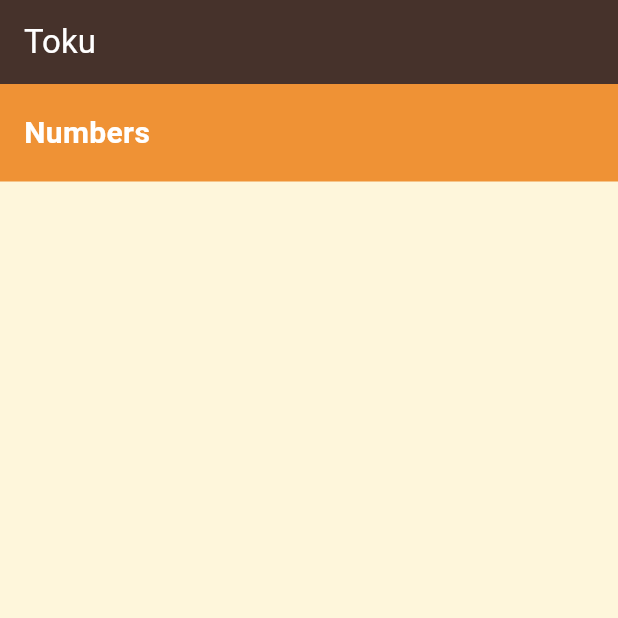
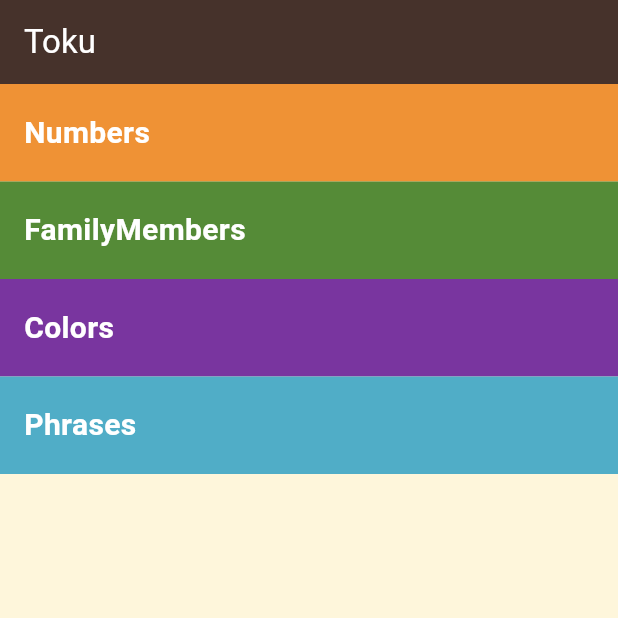
Before and after one commit to ali4hassan9ali2022/language_learning_app, a Flutter app: the screen it shows after launch, on a phone screen of 412 x 824 dp, the top half of it. Run offline on Flutter 3.47's test engine with Material 3 defaults, Android fonts, the phone set to English and light mode, and no system bars.

Commit message:
refactor to code and create categories

```diff
--- /dev/null
+++ b/lib/Views/home_view.dart
@@ -0,0 +1,42 @@
+import 'package:flutter/material.dart';
+import 'package:language_learning_app/Widgets/custom_category.dart';
+
+class HomeView extends StatelessWidget {
+  const HomeView({
+    super.key,
+  });
+
+  @override
+  Widget build(BuildContext context) {
+    return Scaffold(
+      backgroundColor: const Color(0xffFEF6DB),
+      appBar: AppBar(
+        backgroundColor: const Color(0xff46322B),
+        title: const Text(
+          "Toku",
+          style: TextStyle(color: Colors.white),
+        ),
+      ),
+      body: const Column(
+        children: [
+          CustomCategory(
+            text: "Numbers",
+            color: Color(0xffEF9235),
+          ),
+          CustomCategory(
+            text: "FamilyMembers",
+            color: const Color(0xff558B37),
+          ),
+          CustomCategory(
+            text: "Colors",
+            color: const Color(0xff79359F),
+          ),
+          CustomCategory(
+            text: 'Phrases',
+            color: const Color(0xff50ADC7),
+          ),
+        ],
+      ),
+    );
+  }
+}
--- /dev/null
+++ b/lib/Widgets/custom_category.dart
@@ -0,0 +1,29 @@
+import 'package:flutter/material.dart';
+
+class CustomCategory extends StatelessWidget {
+  const CustomCategory({
+    super.key, required this.text, required this.color,
+  });
+  final String text;
+  final Color color;
+  @override
+  Widget build(BuildContext context) {
+    return Container(
+      alignment: Alignment.centerLeft,
+      height: 65,
+      width: double.infinity,
+      color: color,
+      child:  Padding(
+        padding: const EdgeInsets.only(left: 16),
+        child: Text(
+          text,
+          style: const TextStyle(
+            fontSize: 20,
+            fontWeight: FontWeight.bold,
+            color: Colors.white,
+          ),
+        ),
+      ),
+    );
+  }
+}
--- a/lib/main.dart
+++ b/lib/main.dart
@@ -1,4 +1,5 @@
 import 'package:flutter/material.dart';
+import 'package:language_learning_app/Views/home_view.dart';
 
 void main() {
   runApp(const LanguageLearningApp());
@@ -11,37 +12,7 @@ class LanguageLearningApp extends StatelessWidget {
   Widget build(BuildContext context) {
     return MaterialApp(
       debugShowCheckedModeBanner: false,
-      home: Scaffold(
-        backgroundColor: const Color(0xffFEF6DB),
-        appBar: AppBar(
-          backgroundColor: const Color(0xff46322B),
-          title: const Text(
-            "Toku",
-            style: TextStyle(color: Colors.white),
-          ),
-        ),
-        body: Column(
-          children: [
-            Container(
-              alignment: Alignment.centerLeft,
-              height: 65,
-              width: double.infinity,
-              color: const Color(0xffEF9235),
-              child: const Padding(
-                padding: EdgeInsets.only(left: 16),
-                child: Text(
-                  "Numbers",
-                  style: TextStyle(
-                    fontSize: 20,
-                    fontWeight: FontWeight.bold,
-                    color: Colors.white,
-                  ),
-                ),
-              ),
-            )
-          ],
-        ),
-      ),
+      home: HomeView(),
     );
   }
 }
```
